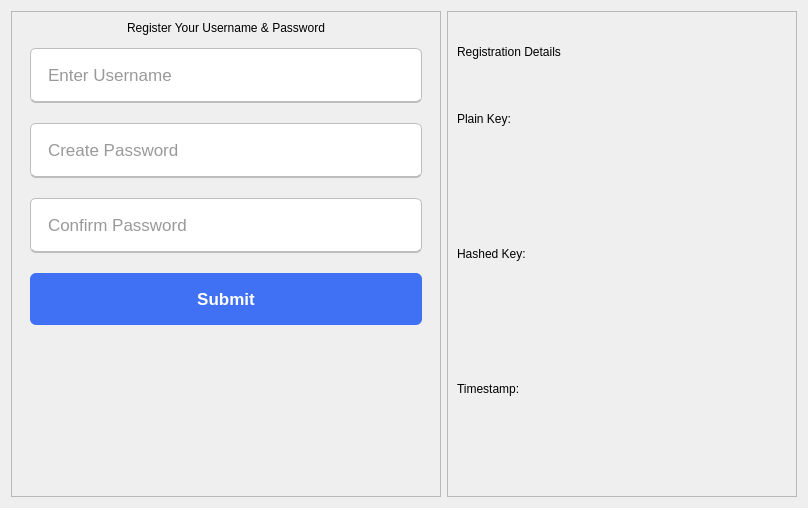
Qt form src/views/register_views/password_view.ui (devforgely/MFA-Simulator) before a commit.
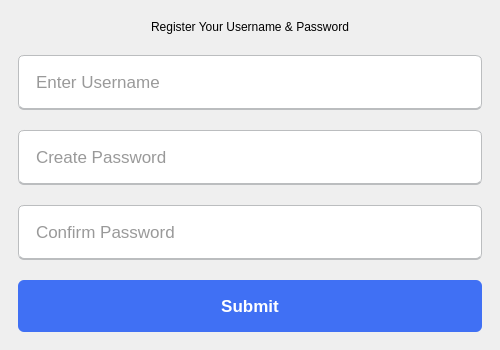
The same form after that commit.

```diff
--- a/src/views/register_views/password_view.ui
+++ b/src/views/register_views/password_view.ui
@@ -6,22 +6,19 @@
    <rect>
     <x>0</x>
     <y>0</y>
-    <width>808</width>
-    <height>508</height>
+    <width>500</width>
+    <height>350</height>
    </rect>
   </property>
+  <property name="maximumSize">
+   <size>
+    <width>500</width>
+    <height>350</height>
+   </size>
+  </property>
   <property name="windowTitle">
    <string>Form</string>
   </property>
-  <layout class="QHBoxLayout" name="horizontalLayout">
-   <item>
-    <widget class="QFrame" name="left_frame">
-     <property name="maximumSize">
-      <size>
-       <width>430</width>
-       <height>16777215</height>
-      </size>
-     </property>
      <property name="styleSheet">
       <string notr="true">QLineEdit {
 	height: 52px;
@@ -55,13 +52,7 @@
 	background: #0e4bf1;
 }</string>
      </property>
-     <property name="frameShape">
-      <enum>QFrame::StyledPanel</enum>
-     </property>
-     <property name="frameShadow">
-      <enum>QFrame::Raised</enum>
-     </property>
-     <layout class="QVBoxLayout" name="verticalLayout_3">
+  <layout class="QVBoxLayout" name="verticalLayout">
       <property name="leftMargin">
        <number>18</number>
       </property>
@@ -142,83 +133,6 @@
         <property name="flat">
          <bool>false</bool>
         </property>
-       </widget>
-      </item>
-      <item>
-       <spacer name="verticalSpacer">
-        <property name="orientation">
-         <enum>Qt::Vertical</enum>
-        </property>
-        <property name="sizeHint" stdset="0">
-         <size>
-          <width>20</width>
-          <height>40</height>
-         </size>
-        </property>
-       </spacer>
-      </item>
-     </layout>
-    </widget>
-   </item>
-   <item>
-    <widget class="QFrame" name="right_frame">
-     <property name="frameShape">
-      <enum>QFrame::StyledPanel</enum>
-     </property>
-     <property name="frameShadow">
-      <enum>QFrame::Raised</enum>
-     </property>
-     <layout class="QVBoxLayout" name="verticalLayout">
-      <item>
-       <widget class="QLabel" name="label_5">
-        <property name="text">
-         <string>Registration Details</string>
-        </property>
-       </widget>
-      </item>
-      <item>
-       <widget class="QLabel" name="label_2">
-        <property name="text">
-         <string>Plain Key:</string>
-        </property>
-       </widget>
-      </item>
-      <item>
-       <widget class="QLabel" name="plain_key_label">
-        <property name="text">
-         <string/>
-        </property>
-       </widget>
-      </item>
-      <item>
-       <widget class="QLabel" name="label_3">
-        <property name="text">
-         <string>Hashed Key:</string>
-        </property>
-       </widget>
-      </item>
-      <item>
-       <widget class="QLabel" name="hashed_key_label">
-        <property name="text">
-         <string/>
-        </property>
-       </widget>
-      </item>
-      <item>
-       <widget class="QLabel" name="label_4">
-        <property name="text">
-         <string>Timestamp:</string>
-        </property>
-       </widget>
-      </item>
-      <item>
-       <widget class="QLabel" name="timestamp_label">
-        <property name="text">
-         <string/>
-        </property>
-       </widget>
-      </item>
-     </layout>
     </widget>
    </item>
   </layout>
```
Lines whose indentation alone changed are shown as unchanged.
